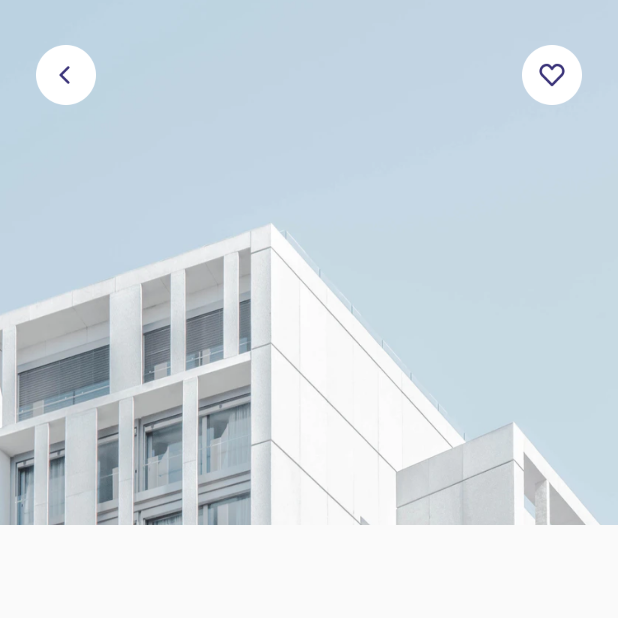
After one commit to numanizudin/hotdoor_apps, a Flutter app: the HomePage screen opened directly, after a tap on an icon or button, on a phone screen of 412 x 824 dp, the top half of it. The commit adds this screen. Run offline on Flutter 3.47's test engine with Material 2 defaults, Android fonts, the phone set to English and light mode, and no system bars; our stand-ins replace google_fonts.

Commit message:
detail page 1

```diff
--- /dev/null
+++ b/lib/pages/detail_page.dart
@@ -0,0 +1,47 @@
+import 'package:flutter/material.dart';
+import 'package:hotdoor_apps/theme.dart';
+
+class DetailPage extends StatelessWidget {
+  @override
+  Widget build(BuildContext context) {
+    return Scaffold(
+      body: SafeArea(
+        bottom: false,
+        child: Stack(
+          children: [
+            Image.asset(
+              'assets/thumbnail.png',
+              width: MediaQuery.of(context).size.width,
+              height: 350,
+              fit: BoxFit.cover,
+            ),
+            Padding(
+              padding: EdgeInsets.symmetric(
+                horizontal: edge,
+                vertical: 30,
+              ),
+              child: Row(
+                mainAxisAlignment: MainAxisAlignment.spaceBetween,
+                children: [
+                  InkWell(
+                    onTap: () {
+                      Navigator.pop(context);
+                    },
+                    child: Image.asset(
+                      'assets/btn_back.png',
+                      width: 40,
+                    ),
+                  ),
+                  Image.asset(
+                    'assets/btn_wishlist.png',
+                    width: 40,
+                  ),
+                ],
+              ),
+            ),
+          ],
+        ),
+      ),
+    );
+  }
+}
--- a/lib/widgets/space_card.dart
+++ b/lib/widgets/space_card.dart
@@ -1,5 +1,6 @@
 import 'package:flutter/material.dart';
 import 'package:hotdoor_apps/models/space.dart';
+import 'package:hotdoor_apps/pages/detail_page.dart';
 
 import '../theme.dart';
 
@@ -9,7 +10,16 @@ class SpaceCard extends StatelessWidget {
 
   @override
   Widget build(BuildContext context) {
-    return Row(
+    return InkWell(
+      onTap: () {
+        Navigator.push(
+          context,
+          MaterialPageRoute(
+            builder: (context) => DetailPage(),
+          ),
+        );
+      },
+      child: Row(
         children: [
           ClipRRect(
             borderRadius: BorderRadius.circular(18),
@@ -96,6 +106,7 @@ class SpaceCard extends StatelessWidget {
             ],
           ),
         ],
+      ),
     );
   }
 }
```
Lines whose indentation alone changed are shown as unchanged.
